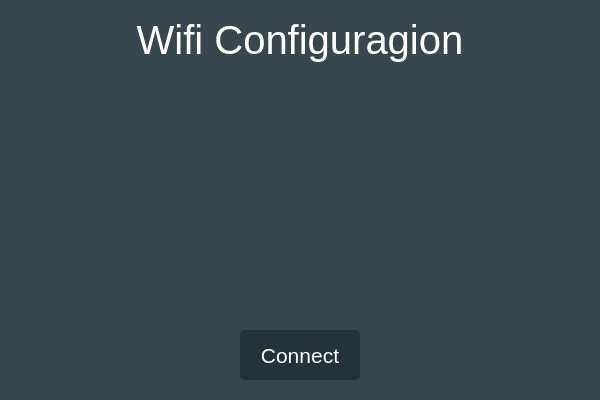
Before: the Qt Designer form DMM/wificonfigdialog.ui in mickyTwenty/DMM, drawn with Qt 5.
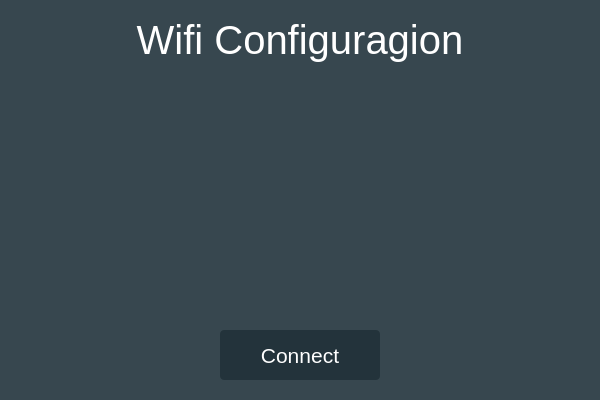
After: the same form once the commit is applied.

Diff of the .ui file:
```diff
--- a/DMM/wificonfigdialog.ui
+++ b/DMM/wificonfigdialog.ui
@@ -126,13 +126,13 @@
       <widget class="QPushButton" name="btnConnect">
        <property name="minimumSize">
         <size>
-         <width>120</width>
+         <width>160</width>
          <height>50</height>
         </size>
        </property>
        <property name="maximumSize">
         <size>
-         <width>120</width>
+         <width>160</width>
          <height>50</height>
         </size>
        </property>
```
